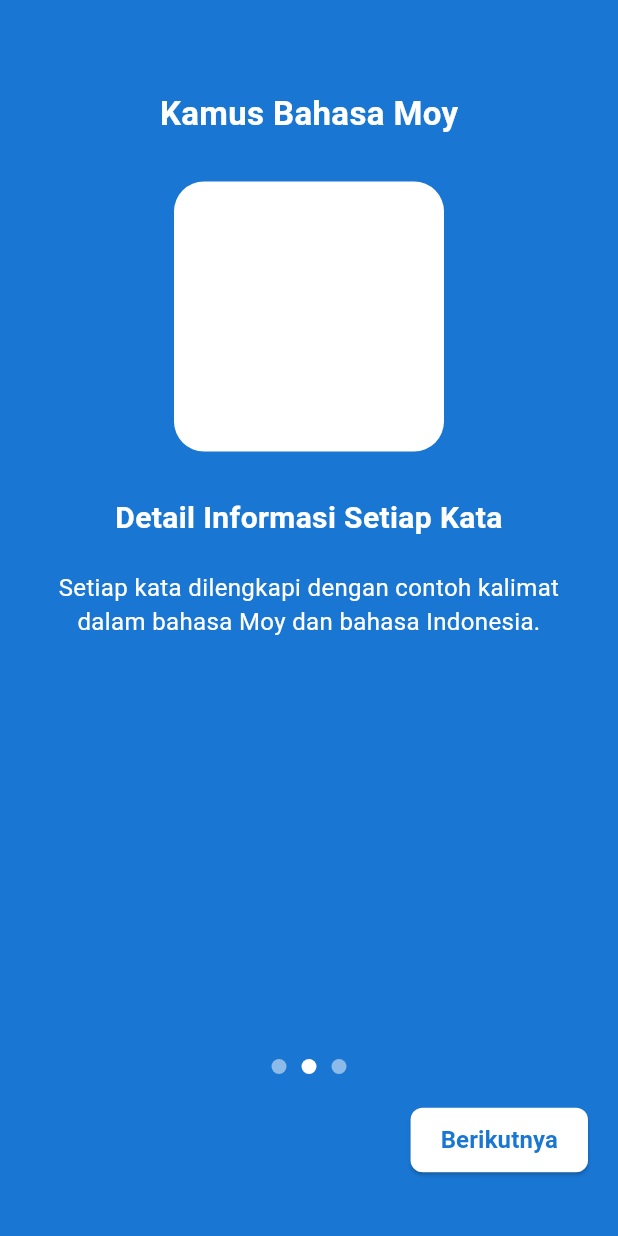
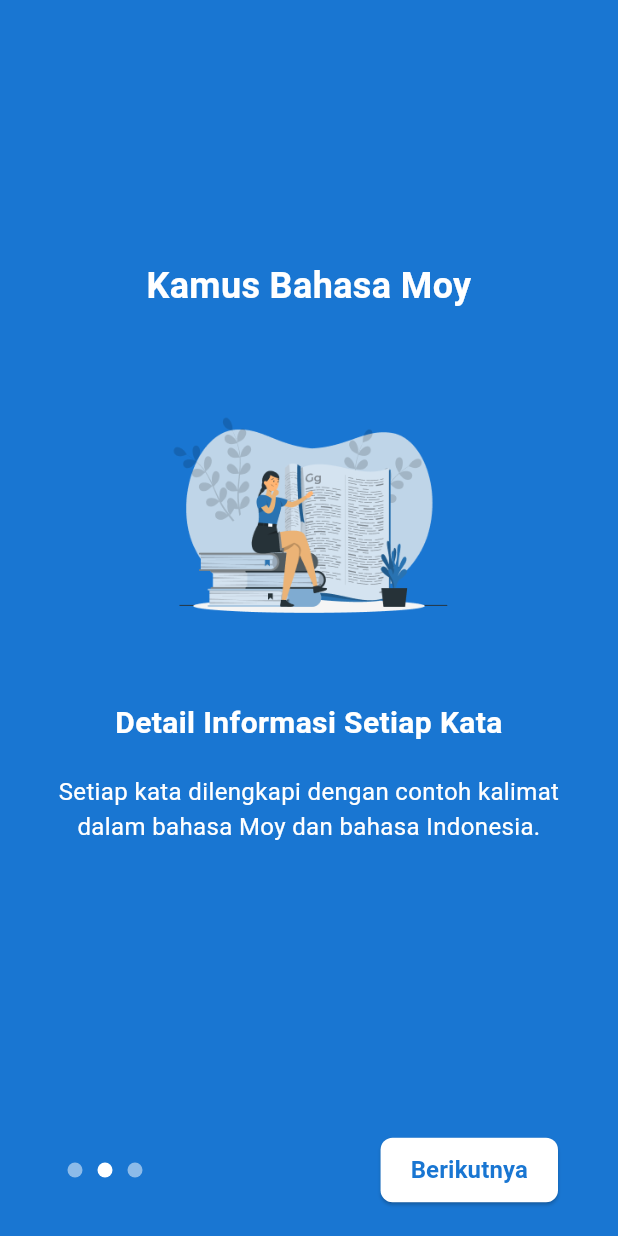
Before and after one commit to papua-opensource/kamus-bahasa-moy, a Flutter app: the screen it shows after launch, after a tap on "Berikutnya", on a phone screen of 412 x 824 dp. Run offline on Flutter 3.47's test engine with Material 3 defaults, Android fonts, the light colour scheme and no system bars.

Commit message:
feat: add new onboarding illustrations, update asset references and update some design of the app

```diff
--- a/lib/screens/onboarding_screen.dart
+++ b/lib/screens/onboarding_screen.dart
@@ -4,13 +4,13 @@ import 'home_screen.dart';
 class OnboardingItem {
   final String title;
   final String description;
-  final Widget image;
+  final String imagePath;
   final String buttonText;
 
   OnboardingItem({
     required this.title,
     required this.description,
-    required this.image,
+    required this.imagePath,
     required this.buttonText,
   });
 }
@@ -31,42 +31,21 @@ class _OnboardingScreenState extends State<OnboardingScreen> {
       title: 'Akses Kosakata Berdasarkan Abjad',
       description:
           'Telusuri kosakata bahasa Moy dengan mudah berdasarkan urutan alfabet.',
-      image: Container(
-        width: 180,
-        height: 180,
-        decoration: BoxDecoration(
-          color: Colors.white,
-          borderRadius: BorderRadius.circular(20),
-        ),
-      ),
+      imagePath: 'assets/images/onboarding-ilustration-1.png',
       buttonText: 'Berikutnya',
     ),
     OnboardingItem(
       title: 'Detail Informasi Setiap Kata',
       description:
           'Setiap kata dilengkapi dengan contoh kalimat dalam bahasa Moy dan bahasa Indonesia.',
-      image: Container(
-        width: 180,
-        height: 180,
-        decoration: BoxDecoration(
-          color: Colors.white,
-          borderRadius: BorderRadius.circular(20),
-        ),
-      ),
+      imagePath: 'assets/images/onboarding-ilustration-2.png',
       buttonText: 'Berikutnya',
     ),
     OnboardingItem(
       title: 'Pelajari dan Lestarikan Bahasa Moy',
       description:
           'Jadikan kamus ini sebagai media untuk memahami dan melestarikan bahasa Moy!',
-      image: Container(
-        width: 180,
-        height: 180,
-        decoration: BoxDecoration(
-          color: Colors.white,
-          borderRadius: BorderRadius.circular(20),
-        ),
-      ),
+      imagePath: 'assets/images/onboarding-ilustration-3.png',
       buttonText: 'Mulai',
     ),
   ];
@@ -74,9 +53,11 @@ class _OnboardingScreenState extends State<OnboardingScreen> {
   @override
   Widget build(BuildContext context) {
     return Scaffold(
-      body: Stack(
+      body: LayoutBuilder(
+        builder: (context, constraints) {
+          bool isTablet = constraints.maxWidth > 600;
+          return Stack(
             children: [
-          // PageView untuk halaman onboarding
               PageView.builder(
                 controller: _pageController,
                 itemCount: _onboardingItems.length,
@@ -86,58 +67,73 @@ class _OnboardingScreenState extends State<OnboardingScreen> {
                   });
                 },
                 itemBuilder: (context, index) {
-              return buildOnboardingPage(_onboardingItems[index], index);
+                  return buildOnboardingPage(
+                      _onboardingItems[index], index, isTablet);
                 },
               ),
             ],
+          );
+        },
       ),
     );
   }
 
-  Widget buildOnboardingPage(OnboardingItem item, int index) {
+  Widget buildOnboardingPage(OnboardingItem item, int index, bool isTablet) {
+    double imageSize = isTablet ? 300 : 200;
+    double titleFontSize = isTablet ? 26 : 20;
+    double descFontSize = isTablet ? 18 : 16;
+    double buttonFontSize = isTablet ? 18 : 16;
+
     return Container(
       color: const Color(0xFF1976D2),
-      padding: const EdgeInsets.symmetric(horizontal: 20),
+      padding: EdgeInsets.symmetric(horizontal: isTablet ? 40 : 20),
       child: Column(
+        mainAxisAlignment: MainAxisAlignment.center,
+        crossAxisAlignment: CrossAxisAlignment.center,
         children: [
-          const SizedBox(height: 60),
-          // Judul aplikasi
+          const Spacer(),
           const Text(
             'Kamus Bahasa Moy',
+            textAlign: TextAlign.center,
             style: TextStyle(
-              fontSize: 22,
+              fontSize: 24,
               fontWeight: FontWeight.bold,
               color: Colors.white,
             ),
           ),
           const SizedBox(height: 30),
-          // Gambar container
-          item.image,
+          Image.asset(
+            item.imagePath,
+            width: imageSize,
+            height: imageSize,
+          ),
           const SizedBox(height: 30),
-          // Judul onboarding
           Text(
             item.title,
             textAlign: TextAlign.center,
-            style: const TextStyle(
-              fontSize: 20,
+            style: TextStyle(
+              fontSize: titleFontSize,
               fontWeight: FontWeight.bold,
               color: Colors.white,
             ),
           ),
           const SizedBox(height: 20),
-          // Deskripsi
           Text(
             item.description,
             textAlign: TextAlign.center,
-            style: const TextStyle(
-              fontSize: 16,
+            style: TextStyle(
+              fontSize: descFontSize,
               color: Colors.white,
             ),
           ),
           const Spacer(),
-          // Indicator dots
+          Padding(
+            padding: EdgeInsets.symmetric(
+                horizontal: isTablet ? 40 : 20, vertical: 20),
+            child: Row(
+              mainAxisAlignment: MainAxisAlignment.spaceBetween,
+              children: [
                 Row(
-            mainAxisAlignment: MainAxisAlignment.center,
                   children: [
                     for (int i = 0; i < _onboardingItems.length; i++)
                       Container(
@@ -153,21 +149,14 @@ class _OnboardingScreenState extends State<OnboardingScreen> {
                       ),
                   ],
                 ),
-          const SizedBox(height: 20),
-          // Button
-          Row(
-            mainAxisAlignment: MainAxisAlignment.end,
-            children: [
                 ElevatedButton(
                   onPressed: () {
                     if (index == _onboardingItems.length - 1) {
-                    // Jika ini adalah halaman terakhir, navigasi ke halaman utama
                       Navigator.of(context).pushReplacement(
                         MaterialPageRoute(
                             builder: (context) => const HomeScreen()),
                       );
                     } else {
-                    // Jika bukan halaman terakhir, navigasi ke halaman berikutnya
                       _pageController.nextPage(
                         duration: const Duration(milliseconds: 300),
                         curve: Curves.easeInOut,
@@ -180,20 +169,22 @@ class _OnboardingScreenState extends State<OnboardingScreen> {
                     shape: RoundedRectangleBorder(
                       borderRadius: BorderRadius.circular(8),
                     ),
-                  padding:
-                      const EdgeInsets.symmetric(horizontal: 20, vertical: 10),
+                    padding: EdgeInsets.symmetric(
+                      horizontal: isTablet ? 30 : 20,
+                      vertical: isTablet ? 15 : 10,
+                    ),
                   ),
                   child: Text(
                     item.buttonText,
-                  style: const TextStyle(
-                    fontSize: 16,
+                    style: TextStyle(
+                      fontSize: buttonFontSize,
                       fontWeight: FontWeight.bold,
                     ),
                   ),
                 ),
               ],
             ),
-          const SizedBox(height: 40),
+          ),
         ],
       ),
     );
--- a/lib/screens/splash_screen.dart
+++ b/lib/screens/splash_screen.dart
@@ -1,3 +1,89 @@
+// import 'package:flutter/material.dart';
+// import 'dart:async';
+// import 'onboarding_screen.dart';
+
+// class SplashScreen extends StatefulWidget {
+//   const SplashScreen({Key? key}) : super(key: key);
+
+//   @override
+//   State<SplashScreen> createState() => _SplashScreenState();
+// }
+
+// class _SplashScreenState extends State<SplashScreen> {
+//   @override
+//   void initState() {
+//     super.initState();
+//     // Tambahkan timer untuk pindah ke halaman berikutnya setelah beberapa detik
+//     Timer(const Duration(seconds: 3), () {
+//       // Navigasi ke halaman onboarding
+//       Navigator.of(context).pushReplacement(
+//         MaterialPageRoute(builder: (context) => const OnboardingScreen()),
+//       );
+//     });
+//   }
+
+//   @override
+//   Widget build(BuildContext context) {
+//     return Scaffold(
+//       body: Container(
+//         color: const Color(0xFF1976D2), // Warna biru yang sesuai dengan gambar
+//         child: Center(
+//           child: Column(
+//             mainAxisAlignment: MainAxisAlignment.center,
+//             children: [
+//               // Logo putih berbentuk rounded rectangle
+//               Container(
+//                 width: 80,
+//                 height: 60,
+//                 decoration: BoxDecoration(
+//                   color: Colors.white,
+//                   borderRadius: BorderRadius.circular(16),
+//                 ),
+//               ),
+//               const SizedBox(height: 20),
+//               // Judul aplikasi
+//               const Text(
+//                 'Kamus Bahasa Moy',
+//                 style: TextStyle(
+//                   color: Colors.white,
+//                   fontSize: 24,
+//                   fontWeight: FontWeight.bold,
+//                 ),
+//               ),
+//               const SizedBox(height: 16),
+//               // Deskripsi aplikasi
+//               const Padding(
+//                 padding: EdgeInsets.symmetric(horizontal: 48.0),
+//                 child: Text(
+//                   'Jelajahi dan pelajari kosakata bahasa Moy dengan mudah melalui kamus digital ini.',
+//                   textAlign: TextAlign.center,
+//                   style: TextStyle(
+//                     color: Colors.white,
+//                     fontSize: 16,
+//                   ),
+//                 ),
+//               ),
+//               // Spacer untuk mendorong copyright ke bawah
+//               const Spacer(),
+//               // Copyright text
+//               const Padding(
+//                 padding: EdgeInsets.only(bottom: 20.0),
+//                 child: Text(
+//                   '© 2025 Papua Open Source',
+//                   style: TextStyle(
+//                     color: Colors.white,
+//                     fontSize: 14,
+//                   ),
+//                 ),
+//               ),
+//             ],
+//           ),
+//         ),
+//       ),
+//     );
+//   }
+// }
+
 import 'package:flutter/material.dart';
 import 'dart:async';
 import 'onboarding_screen.dart';
@@ -13,9 +99,9 @@ class _SplashScreenState extends State<SplashScreen> {
   @override
   void initState() {
     super.initState();
-    // Tambahkan timer untuk pindah ke halaman berikutnya setelah beberapa detik
+    // Timer to navigate to next page after a few seconds
     Timer(const Duration(seconds: 3), () {
-      // Navigasi ke halaman onboarding
+      // Navigate to onboarding page
       Navigator.of(context).pushReplacement(
         MaterialPageRoute(builder: (context) => const OnboardingScreen()),
       );
@@ -24,55 +110,68 @@ class _SplashScreenState extends State<SplashScreen> {
 
   @override
   Widget build(BuildContext context) {
+    // Get screen size for responsive design
+    final Size screenSize = MediaQuery.of(context).size;
+    final bool isTablet = screenSize.shortestSide >= 600;
+
     return Scaffold(
       body: Container(
-        color: const Color(0xFF1976D2), // Warna biru yang sesuai dengan gambar
+        color: const Color(
+            0xFFFCFCFC), // Background color as per requirement (#FCFCFC)
+        child: SafeArea(
           child: Center(
             child: Column(
               mainAxisAlignment: MainAxisAlignment.center,
+              crossAxisAlignment: CrossAxisAlignment.center,
               children: [
-              // Logo putih berbentuk rounded rectangle
-              Container(
-                width: 80,
-                height: 60,
-                decoration: BoxDecoration(
-                  color: Colors.white,
-                  borderRadius: BorderRadius.circular(16),
+                Expanded(
+                  child: Column(
+                    mainAxisAlignment: MainAxisAlignment.center,
+                    crossAxisAlignment: CrossAxisAlignment.center,
+                    children: [
+                      // Logo using PNG file
+                      Image.asset(
+                        'assets/images/logo-kamus-bahasa-moy.png',
+                        width: isTablet ? 180 : 120,
+                        height: isTablet ? 180 : 120,
                       ),
-              ),
-              const SizedBox(height: 20),
-              // Judul aplikasi
-              const Text(
+                      SizedBox(height: isTablet ? 32 : 20),
+                      // App title
+                      Text(
                         'Kamus Bahasa Moy',
                         style: TextStyle(
-                  color: Colors.white,
-                  fontSize: 24,
+                          color: const Color(
+                              0xFF2973B2), // Text color as per requirement (#2973B2)
+                          fontSize: isTablet ? 32 : 24,
                           fontWeight: FontWeight.bold,
                         ),
                       ),
-              const SizedBox(height: 16),
-              // Deskripsi aplikasi
-              const Padding(
-                padding: EdgeInsets.symmetric(horizontal: 48.0),
+                      SizedBox(height: isTablet ? 24 : 16),
+                      // App description
+                      Padding(
+                        padding: EdgeInsets.symmetric(horizontal: 24.0),
                         child: Text(
                           'Jelajahi dan pelajari kosakata bahasa Moy dengan mudah melalui kamus digital ini.',
                           textAlign: TextAlign.center,
                           style: TextStyle(
-                    color: Colors.white,
-                    fontSize: 16,
+                            color: const Color(
+                                0xFF2973B2), // Text color as per requirement (#2973B2)
+                            fontSize: isTablet ? 20 : 16,
                           ),
                         ),
                       ),
-              // Spacer untuk mendorong copyright ke bawah
-              const Spacer(),
-              // Copyright text
-              const Padding(
-                padding: EdgeInsets.only(bottom: 20.0),
+                    ],
+                  ),
+                ),
+                // Copyright text at bottom
+                Padding(
+                  padding: EdgeInsets.only(bottom: isTablet ? 32.0 : 20.0),
                   child: Text(
                     '© 2025 Papua Open Source',
                     style: TextStyle(
-                    color: Colors.white,
-                    fontSize: 14,
+                      color: const Color(
+                          0xFF2973B2), // Text color as per requirement (#2973B2)
+                      fontSize: isTablet ? 16 : 14,
                     ),
                   ),
                 ),
@@ -80,6 +179,7 @@ class _SplashScreenState extends State<SplashScreen> {
             ),
           ),
         ),
+      ),
     );
   }
 }
--- a/pubspec.yaml
+++ b/pubspec.yaml
@@ -34,6 +34,7 @@ dependencies:
   # The following adds the Cupertino Icons font to your application.
   # Use with the CupertinoIcons class for iOS style icons.
   cupertino_icons: ^1.0.8
+  flutter_svg: ^2.0.17
 
 dev_dependencies:
   flutter_test:
@@ -59,7 +60,8 @@ flutter:
 
   # To add assets to your application, add an assets section, like this:
   assets:
-    - assets/images/welcome_illustration.png
+    - assets/images/
+
   # assets:
   #   - images/a_dot_burr.jpeg
   #   - images/a_dot_ham.jpeg
```
Also changed, not shown: assets/images/logo-kamus-bahasa-moy.png (added), assets/images/logo-kamus-bahasa-moy.svg (added), assets/images/onboarding-ilustration-1.png (added), assets/images/onboarding-ilustration-2.png (added), assets/images/onboarding-ilustration-3.png (added), assets/images/welcome_illustration.png (deleted), pubspec.lock. Lines whose indentation alone changed are shown as unchanged.
